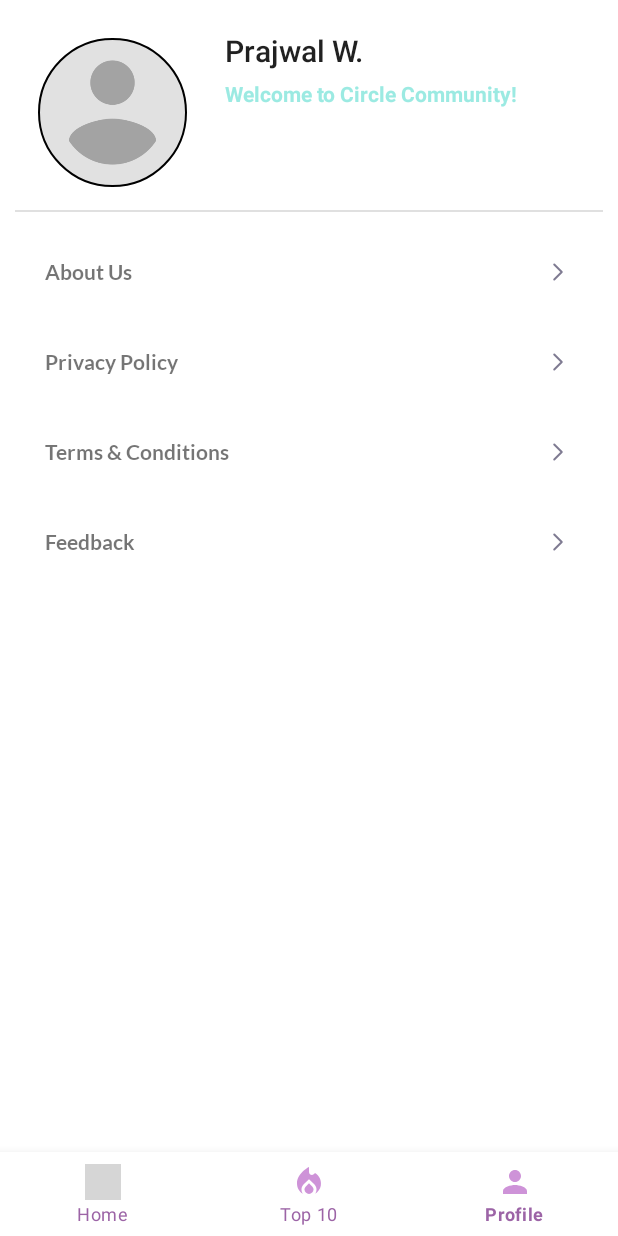
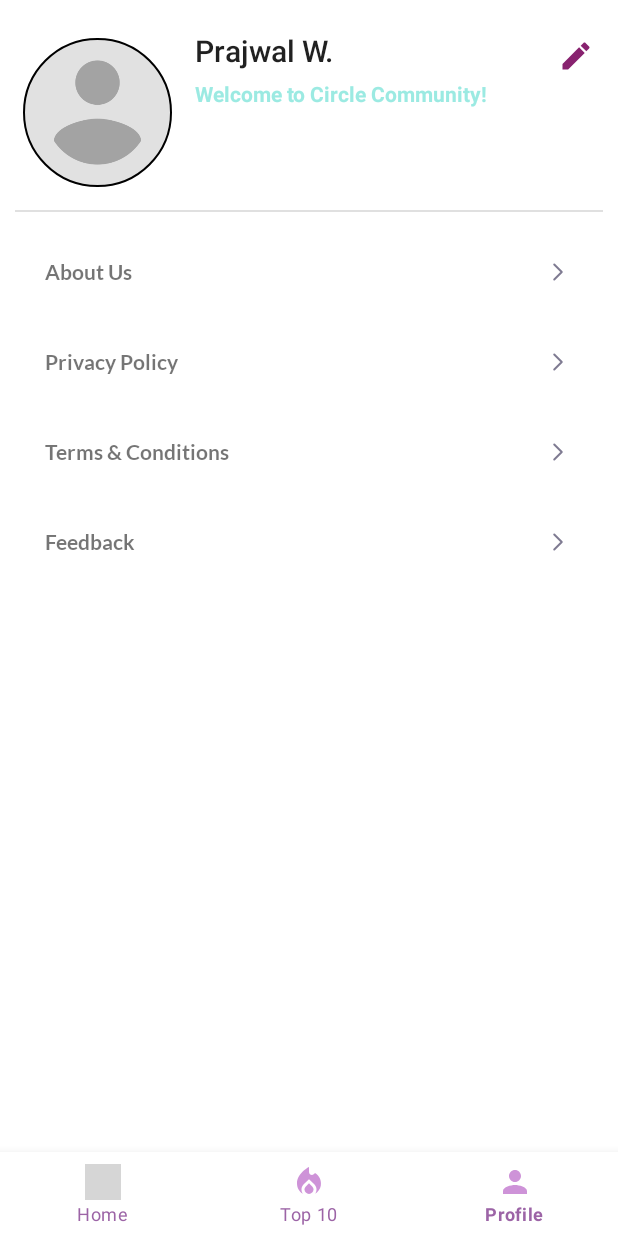
Before and after one commit to prajwalmw/Circle, an Android app: the ProfileFragment screen opened through its navigation route, on a phone screen of 412 x 824 dp. Run offline under Robolectric (Android 15) with nearby library versions, the phone set to English and light mode, and no system bars; our stand-ins replace CircleImageView, Firebase (no records; nobody signed in at launch, a user with empty details on screens opened directly), navigation-ui; libraries missing offline, so code that uses them is left out: com.ogaclejapan.smarttablayout; pictures from the network do not load; 12 statements that could not run were skipped; grey boxes are pictures that could not be loaded.

Commit message:
Insta, Youtube, desc data pushed to User db and Edit feature added in profile.

```diff
--- /dev/null
+++ b/app/src/main/res/drawable/edit_icon.xml
@@ -0,0 +1,7 @@
+<vector android:height="24dp" android:tint="@color/leader_head_color"
+    android:viewportHeight="24" android:viewportWidth="24"
+    android:width="24dp"
+    xmlns:android="http://schemas.android.com/apk/res/android">
+    <path android:fillColor="@android:color/white"
+        android:pathData="M3,17.25V21h3.75L17.81,9.94l-3.75,-3.75L3,17.25zM20.71,7.04c0.39,-0.39 0.39,-1.02 0,-1.41l-2.34,-2.34c-0.39,-0.39 -1.02,-0.39 -1.41,0l-1.83,1.83 3.75,3.75 1.83,-1.83z"/>
+</vector>
--- a/app/src/main/res/layout/profile_ui.xml
+++ b/app/src/main/res/layout/profile_ui.xml
@@ -3,7 +3,7 @@
     android:layout_width="match_parent"
     android:layout_height="wrap_content"
     android:layout_marginTop="20dp"
-    android:layout_marginStart="20dp"
+    android:layout_marginStart="10dp"
     android:layout_marginEnd="5dp"
     android:layout_alignParentTop="true"
     android:layout_alignParentStart="true"
@@ -21,11 +21,13 @@
         app:strokeWidth="1dp" />
 
     <RelativeLayout
+        android:id="@+id/rl_block"
         android:layout_width="wrap_content"
         android:layout_height="wrap_content"
-        android:layout_marginStart="20dp"
+        android:layout_marginStart="10dp"
         android:layout_toEndOf="@id/profile_img_icon"
-        android:layout_alignParentEnd="true" >
+        android:layout_toStartOf="@id/manage_list"
+        >
 
         <TextView
             android:id="@+id/userNameTxt"
@@ -70,6 +72,22 @@
                 />
 
         </RelativeLayout>
+    </RelativeLayout>
 
-    </RelativeLayout>
+    <ImageButton
+        android:id="@+id/manage_list"
+        android:layout_width="wrap_content"
+        android:layout_height="wrap_content"
+        android:padding="5dp"
+        android:layout_alignParentEnd="true"
+        android:layout_alignParentTop="true"
+        android:src="@drawable/edit_icon"
+        android:layout_marginEnd="5dp"
+        android:backgroundTint="@color/dark_fade_color"
+        android:background="?selectableItemBackground"
+        android:layout_centerVertical="true"
+        android:visibility="visible" />
+
+
+
 </RelativeLayout>
```
Also changed, not shown: app/src/main/java/com/example/circle/activity/UserSetupScreen.java (+48 -5 lines), app/src/main/java/com/example/circle/fragment/ProfileFragment.java (+16 -4 lines), app/src/main/java/com/example/circle/model/User.java (+29 -2 lines).
